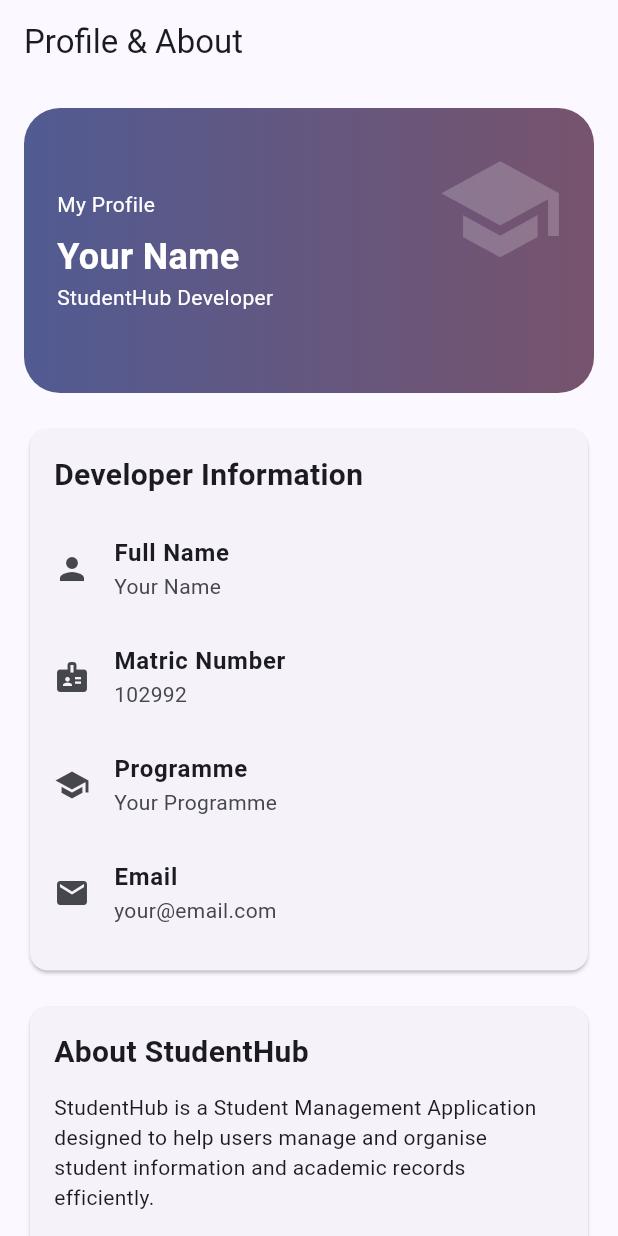
After one commit to junxiang2004/Student-Management-Application, a Flutter app: the ProfileAboutPage screen opened directly, on a phone screen of 412 x 824 dp. The commit adds this screen. Run offline on Flutter 3.47's test engine with Material 3 defaults, Android fonts, the phone set to English and light mode, and no system bars.

Commit message:
Add separate Profile and About Pages

```diff
--- /dev/null
+++ b/lib/widgets/profile_about_page.dart
@@ -0,0 +1,240 @@
+
+import 'package:flutter/material.dart';
+
+class ProfileAboutPage extends StatelessWidget {
+  const ProfileAboutPage({super.key});
+
+  @override
+  Widget build(BuildContext context) {
+    final theme = Theme.of(context);
+    final colors = theme.colorScheme;
+
+    return Scaffold(
+      appBar: AppBar(
+        title: const Text('Profile & About'),
+      ),
+      body: SingleChildScrollView(
+        padding: const EdgeInsets.all(16),
+        child: Column(
+          crossAxisAlignment: CrossAxisAlignment.stretch,
+          children: [
+            // Profile Header using Stack
+            SizedBox(
+              height: 190,
+              child: Stack(
+                children: [
+                  Container(
+                    width: double.infinity,
+                    padding: const EdgeInsets.all(22),
+                    decoration: BoxDecoration(
+                      gradient: LinearGradient(
+                        colors: [
+                          colors.primary,
+                          colors.tertiary,
+                        ],
+                      ),
+                      borderRadius: BorderRadius.circular(24),
+                    ),
+                    child: Column(
+                      crossAxisAlignment:
+                      CrossAxisAlignment.start,
+                      mainAxisAlignment: MainAxisAlignment.center,
+                      children: [
+                        Text(
+                          'My Profile',
+                          style: TextStyle(
+                            color: colors.onPrimary,
+                          ),
+                        ),
+                        const SizedBox(height: 8),
+                        Text(
+                          'Your Name',
+                          style: TextStyle(
+                            color: colors.onPrimary,
+                            fontSize: 24,
+                            fontWeight: FontWeight.bold,
+                          ),
+                        ),
+                        Text(
+                          'StudentHub Developer',
+                          style: TextStyle(
+                            color: colors.onPrimary,
+                          ),
+                        ),
+                      ],
+                    ),
+                  ),
+                  Positioned(
+                    right: 20,
+                    top: 25,
+                    child: Icon(
+                      Icons.school,
+                      size: 85,
+                      color: colors.onPrimary.withValues(alpha: 0.2),
+                    ),
+                  ),
+                ],
+              ),
+            ),
+
+            const SizedBox(height: 20),
+
+            // Developer Information
+            Card(
+              child: Padding(
+                padding: const EdgeInsets.all(16),
+                child: Column(
+                  crossAxisAlignment:
+                  CrossAxisAlignment.start,
+                  children: [
+                    const Text(
+                      'Developer Information',
+                      style: TextStyle(
+                        fontSize: 20,
+                        fontWeight: FontWeight.bold,
+                      ),
+                    ),
+                    const SizedBox(height: 12),
+
+                    const ProfileInfoTile(
+                      icon: Icons.person,
+                      label: 'Full Name',
+                      value: 'Your Name',
+                    ),
+                    const ProfileInfoTile(
+                      icon: Icons.badge,
+                      label: 'Matric Number',
+                      value: '102992',
+                    ),
+                    const ProfileInfoTile(
+                      icon: Icons.school,
+                      label: 'Programme',
+                      value: 'Your Programme',
+                    ),
+                    const ProfileInfoTile(
+                      icon: Icons.email,
+                      label: 'Email',
+                      value: 'your@email.com',
+                    ),
+                  ],
+                ),
+              ),
+            ),
+
+            const SizedBox(height: 16),
+
+            // About Application
+            Card(
+              child: Padding(
+                padding: const EdgeInsets.all(16),
+                child: Column(
+                  crossAxisAlignment:
+                  CrossAxisAlignment.start,
+                  children: [
+                    const Text(
+                      'About StudentHub',
+                      style: TextStyle(
+                        fontSize: 20,
+                        fontWeight: FontWeight.bold,
+                      ),
+                    ),
+                    const SizedBox(height: 12),
+                    const Text(
+                      'StudentHub is a Student Management '
+                          'Application designed to help users '
+                          'manage and organise student information '
+                          'and academic records efficiently.',
+                    ),
+                    const SizedBox(height: 16),
+                    const Text(
+                      'Application Features',
+                      style: TextStyle(
+                        fontWeight: FontWeight.bold,
+                      ),
+                    ),
+                    const Wrap(
+                      spacing: 8,
+                      runSpacing: 8,
+                      children: [
+                        Chip(label: Text('Student Information')),
+                        Chip(label: Text('Student Records')),
+                        Chip(label: Text('Student Details')),
+                        Chip(label: Text('Programmes')),
+                      ],
+                    ),
+                  ],
+                ),
+              ),
+            ),
+
+            const SizedBox(height: 16),
+
+            // Application Details
+            Card(
+              child: Column(
+                children: const [
+                  ListTile(
+                    leading: Icon(Icons.apps),
+                    title: Text('Application Name'),
+                    subtitle: Text('StudentHub'),
+                  ),
+                  Divider(height: 1),
+                  ListTile(
+                    leading: Icon(Icons.info),
+                    title: Text('Version'),
+                    subtitle: Text('1.0.0'),
+                  ),
+                  Divider(height: 1),
+                  ListTile(
+                    leading: Icon(Icons.book),
+                    title: Text('Course'),
+                    subtitle: Text(
+                      'TMA3084 - Software Engineering Laboratory',
+                    ),
+                  ),
+                ],
+              ),
+            ),
+
+            const SizedBox(height: 20),
+
+            const Center(
+              child: Text(
+                '© 2026 StudentHub. All Rights Reserved.',
+              ),
+            ),
+          ],
+        ),
+      ),
+    );
+  }
+}
+
+// Reusable Developer Information Widget
+class ProfileInfoTile extends StatelessWidget {
+  final IconData icon;
+  final String label;
+  final String value;
+
+  const ProfileInfoTile({
+    super.key,
+    required this.icon,
+    required this.label,
+    required this.value,
+  });
+
+  @override
+  Widget build(BuildContext context) {
+    return ListTile(
+      contentPadding: EdgeInsets.zero,
+      leading: Icon(icon),
+      title: Text(
+        label,
+        style: const TextStyle(
+          fontWeight: FontWeight.w600,
+        ),
+      ),
+      subtitle: SelectableText(value),
+    );
+  }
+}
```
Also changed, not shown: lib/widgets/about_page.dart (added, +259 -0 lines), lib/widgets/app_drawer.dart (+30 -8 lines), lib/widgets/main_navigation.dart (+19 -5 lines), lib/widgets/profile_page.dart (added, +132 -0 lines).
